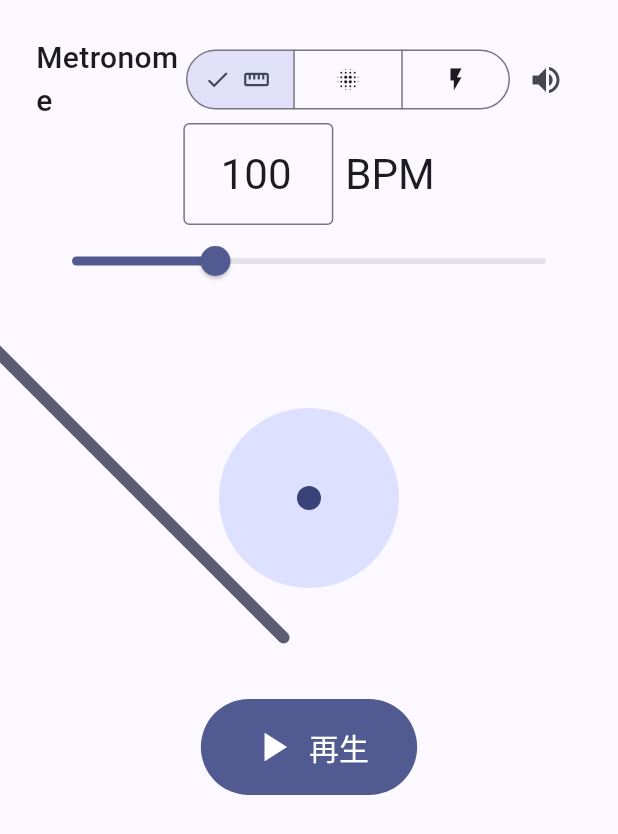
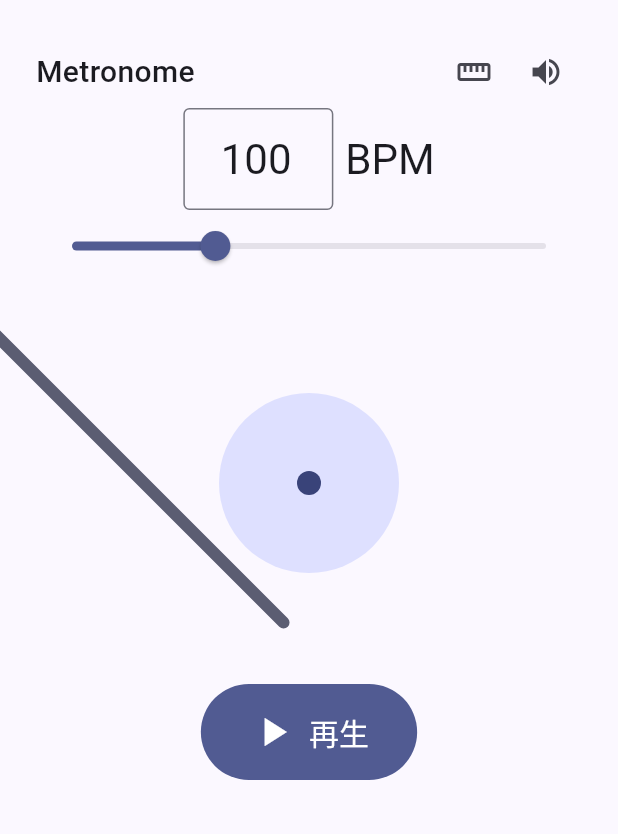
Before and after one commit to pek0hara/Rhythm-Trainer, a Flutter app: the screen it shows after launch, on a phone screen of 412 x 824 dp. Shown: the top 834 px of the screen. Run offline on Flutter 3.47's test engine with Material 3 defaults, Android fonts, the phone set to English and light mode, and no system bars.

Commit message:
feat: replace SegmentedButton with single cycling mode button
Tapping the mode icon cycles metronome → wave → flash → metronome.
Icon updates to reflect the current mode.

Co-Authored-By: Claude Sonnet 4.6 <noreply@anthropic.com>

```diff
--- a/lib/main.dart
+++ b/lib/main.dart
@@ -288,28 +288,22 @@ class _MetronomePageState extends State<MetronomePage>
                         style: TextStyle(fontSize: 20, fontWeight: FontWeight.w500),
                       ),
                     ),
-                    SegmentedButton<VisualMode>(
-                      segments: const <ButtonSegment<VisualMode>>[
-                        ButtonSegment(
-                          value: VisualMode.metronome,
-                          icon: Icon(Icons.straighten),
-                          tooltip: 'メトロノーム',
-                        ),
-                        ButtonSegment(
-                          value: VisualMode.wave,
-                          icon: Icon(Icons.blur_on),
-                          tooltip: '波',
-                        ),
-                        ButtonSegment(
-                          value: VisualMode.flash,
-                          icon: Icon(Icons.flash_on),
-                          tooltip: '点滅',
-                        ),
-                      ],
-                      selected: <VisualMode>{_visualMode},
-                      onSelectionChanged: (Set<VisualMode> s) {
+                    IconButton(
+                      icon: Icon(switch (_visualMode) {
+                        VisualMode.metronome => Icons.straighten,
+                        VisualMode.wave      => Icons.blur_on,
+                        VisualMode.flash     => Icons.flash_on,
+                      }),
+                      tooltip: switch (_visualMode) {
+                        VisualMode.metronome => 'メトロノーム',
+                        VisualMode.wave      => '波',
+                        VisualMode.flash     => '点滅',
+                      },
+                      onPressed: () {
                         setState(() {
-                          _visualMode = s.first;
+                          _visualMode = VisualMode.values[
+                            (_visualMode.index + 1) % VisualMode.values.length
+                          ];
                           _rippleStartTimes.clear();
                           _flashController?.stop(canceled: true);
                           _flashController?.value = 0;
```
